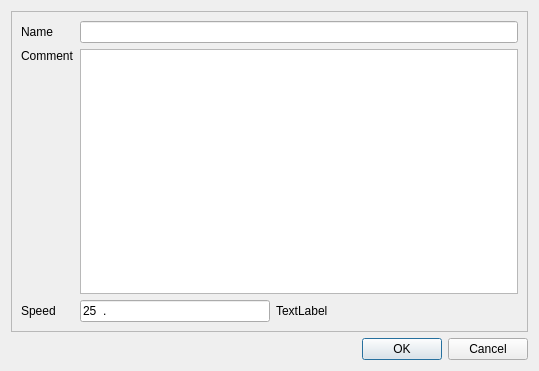
First picture: the form in src/IDlgEditDistance.ui, repository ntruchsess/QLandkarteGT, before the edit.
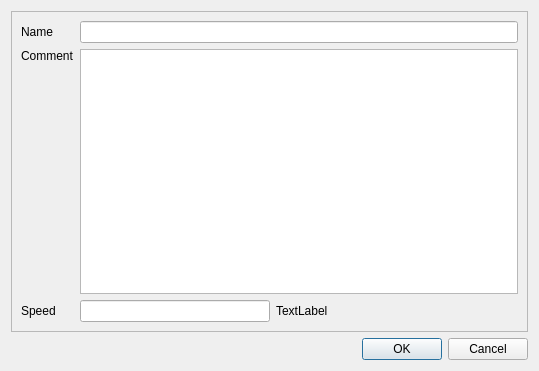
Second picture: the form after the edit.

Commit message: reset input mask

What changed in the file:
```diff
--- a/src/IDlgEditDistance.ui
+++ b/src/IDlgEditDistance.ui
@@ -57,11 +57,8 @@
        <layout class="QHBoxLayout" name="horizontalLayout">
         <item>
          <widget class="QLineEdit" name="lineSpeed">
-          <property name="inputMask">
-           <string>0009.000; </string>
-          </property>
           <property name="text">
-           <string>25.</string>
+           <string/>
           </property>
          </widget>
         </item>
```
